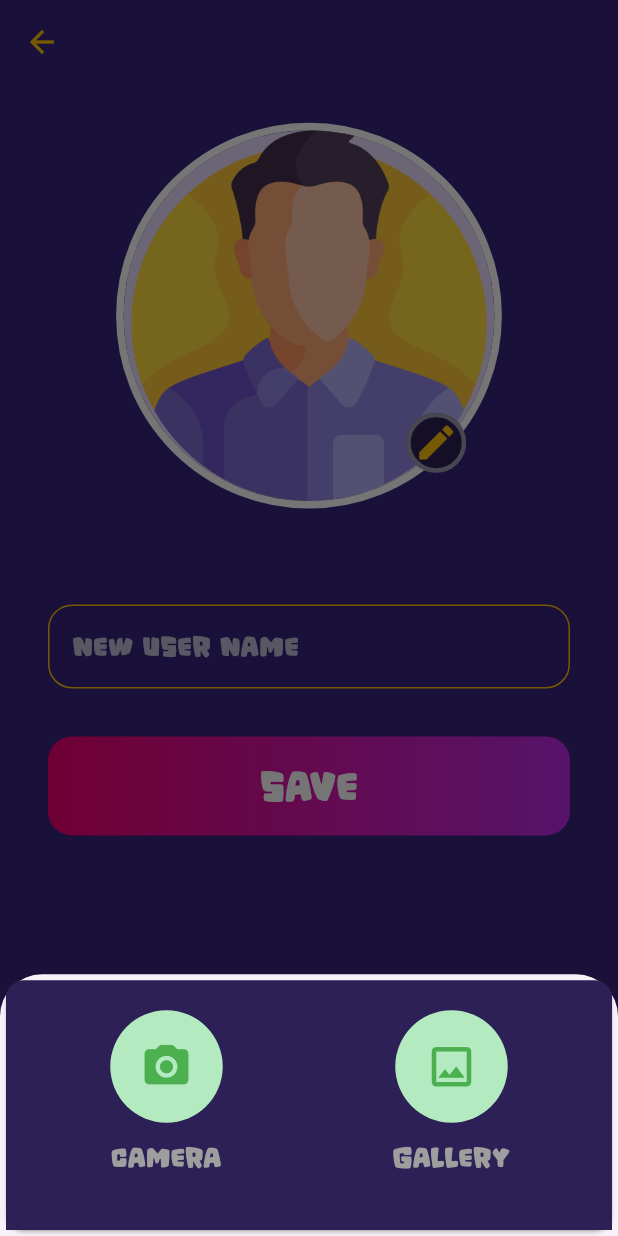
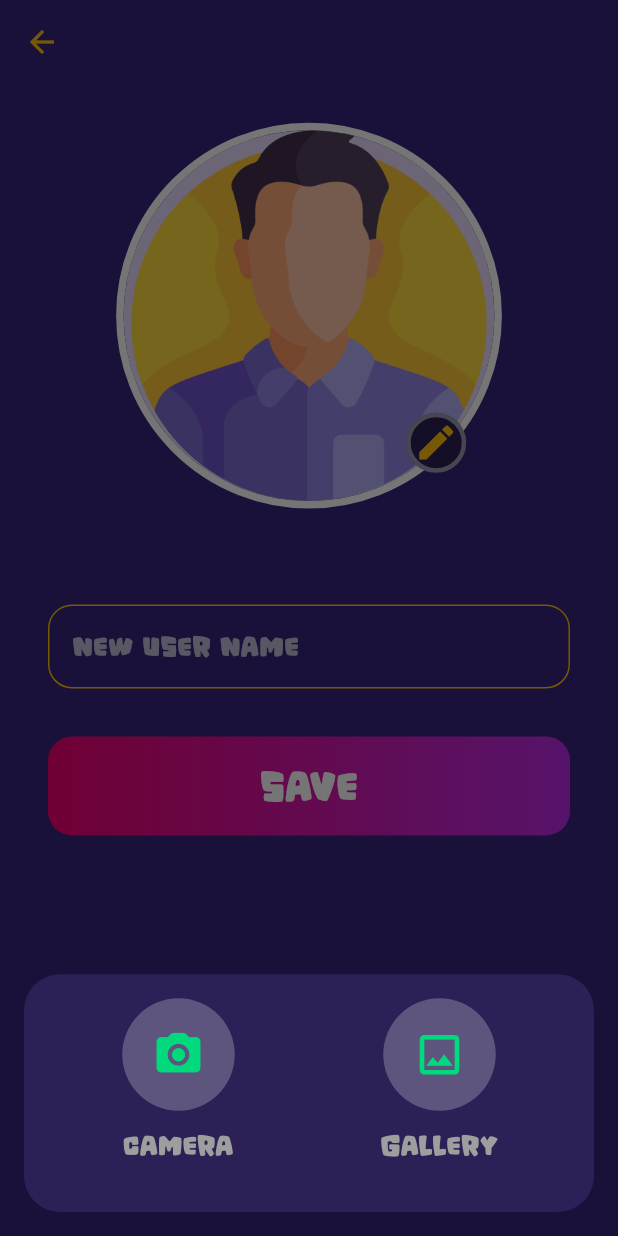
Before and after one commit to ahmd4real/xo_game, a Flutter app: the EditProfilePage screen opened directly, after a tap on the "edit" icon, on a phone screen of 412 x 824 dp. Run offline on Flutter 3.47's test engine with Material 3 defaults, Android fonts, the phone set to English and light mode, and no system bars; drawn by our look-alikes of modal_progress_hud_nsn; our stand-ins replace animate_do, bloc, connectivity_plus, equatable, flutter_bloc, flutter_spinkit and 4 more; missing offline and left inert: signalr_netcore; accounts and stored records are empty; network calls fail; statements that could not run were skipped.

Commit message:
final , i hope

```diff
--- a/lib/main.dart
+++ b/lib/main.dart
@@ -41,6 +41,10 @@ class Game extends StatelessWidget {
   Widget build(BuildContext context) {
     final authServices = AuthServices(baseUrl: baseUrl);
     return MultiBlocProvider(
+
+
+
+
       providers: [
         BlocProvider(
             create: (context) => GameCubit(gameMode: GameMode.playerVsPlayer)),
@@ -62,6 +66,7 @@ class Game extends StatelessWidget {
         ),
       ],
       child: MaterialApp(
+
           theme: ThemeData(
             scaffoldBackgroundColor: background,
             appBarTheme: AppBarTheme(
--- a/lib/utilities.dart
+++ b/lib/utilities.dart
@@ -1,4 +1,5 @@
 import 'dart:io';
+
 import 'package:animate_do/animate_do.dart';
 import 'package:flutter/material.dart';
 import 'package:flutter/services.dart';
@@ -87,11 +88,15 @@ void showGameEndDialog(
                 onTap: () {
                   if (onlineMode) {
                     signalRServiceGlobal.dispose();
+                    Navigator.pop(context);
+                    Navigator.pop(context);
                     Navigator.pushReplacement(
-                        context,
-                        MaterialPageRoute(
-                            builder: (context) => const OnlineGame()));
-                  }else {
+                      context,
+                      MaterialPageRoute(
+                          builder: (context) => const OnlineGame()),
+                      // This condition removes all previous routes from the stack
+                    );
+                  } else {
                     Navigator.pop(context);
                   }
 
@@ -222,6 +227,7 @@ showImagePicker(BuildContext context, Function(Image) setImage) async {
     }
   } else {
     showModalBottomSheet(
+      backgroundColor: Colors.transparent,
       context: context,
       builder: (builder) {
         return CustomButtomSheet_imgPick(setImage: setImage);
--- a/lib/view/screens/home_page.dart
+++ b/lib/view/screens/home_page.dart
@@ -66,7 +66,7 @@ class _HomePageState extends State<HomePage> {
                 delay: const Duration(seconds: 1),
                 child: ProfileCard(
                   image: coin,
-                  title: points.toString(),
+                  title: '$points',
                   sz: 20,
                   fontSz: 20,
                 ),
--- a/lib/view/widgets/custom_image_picker.dart
+++ b/lib/view/widgets/custom_image_picker.dart
@@ -11,16 +11,16 @@ class CustomButtomSheet_imgPick extends StatelessWidget {
 
   @override
   Widget build(BuildContext context) {
-    return Card(
-      color: kDarkPurple,
-      child: Container(
+    return Container(
+
       decoration: BoxDecoration(
+        borderRadius: BorderRadius.circular(24.0),
        color:  kDarkPurple
       ),
       width: MediaQuery.of(context).size.width,
       height: MediaQuery.of(context).size.height / 5.2,
-        margin: const EdgeInsets.only(top: 8.0),
-        padding: const EdgeInsets.all(12),
+      margin: const EdgeInsets.all(16.0),
+      padding: const EdgeInsets.all(16),
       child: Row(
         mainAxisAlignment: MainAxisAlignment.center,
         children: [
@@ -38,7 +38,6 @@ class CustomButtomSheet_imgPick extends StatelessWidget {
             setImage: setImage,
           ),
         ],
-        ),
       ),
     );
   }
@@ -67,14 +66,14 @@ class BottomSheetBuilderIcon extends StatelessWidget {
             Container(
               decoration: const BoxDecoration(
                 shape: BoxShape.circle,
-                color: Color(0xFFB3EABF),
+                color: Colors.white24,
               ),
               height: 75,
               width: 75,
               child: Icon(
                 icon,
                 size: 35.0,
-                color: Colors.green,
+                color: kGreen,
               ),
             ),
             const SizedBox(height: 12.0),
```
Also changed, not shown: lib/services/services.dart (+17 -3 lines), lib/view/screens/Auth/login_page.dart (+13 -3 lines), lib/view/screens/game_page.dart (+16 -9 lines), lib/view/screens/levels_page.dart (+8 -11 lines), lib/view/screens/profile_page.dart (+4 -5 lines), lib/view/widgets/user_card.dart (+24 -98 lines), 2 other files. Lines whose indentation alone changed are shown as unchanged.
